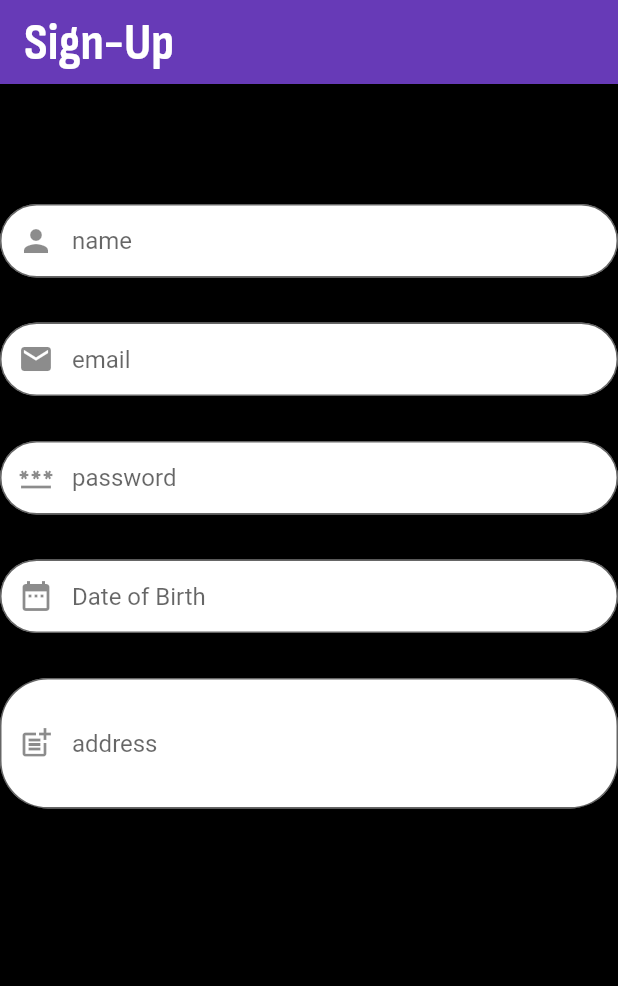
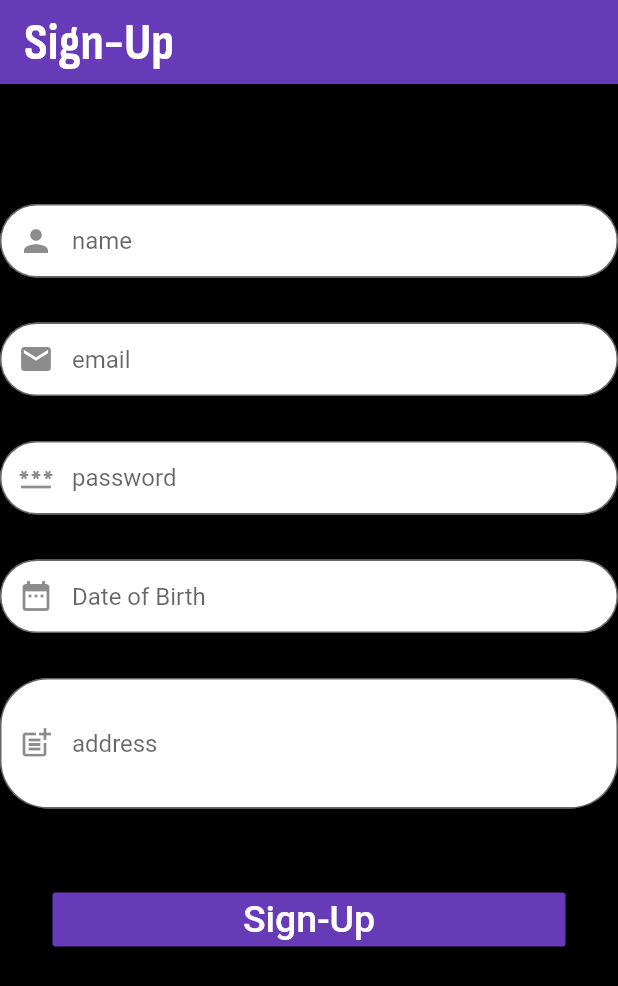
Before and after one commit to violethappyjoy/Flutter_CS_nirma_Proj, a Flutter app: the screen it shows after launch, after a tap on "Signup", on a phone screen of 412 x 824 dp. Shown: the top 986 px of the screen. Run offline on Flutter 3.47's test engine with Material 2 defaults, Android fonts, the phone set to English and light mode, and no system bars; our stand-ins replace fluttertoast, page_transition; accounts and stored records are empty.

Commit message:
4.4 commit!

```diff
--- /dev/null
+++ b/lib/API_Conn/API_Conn.dart
@@ -0,0 +1,5 @@
+class API{
+  static const hostConnect = "http://192.168.1.113";
+  static const signUp = "$hostConnect/signup.php";
+  static const validateEmail = "$hostConnect/validate_email.php";
+}
--- a/lib/screens/screen_signup.dart
+++ b/lib/screens/screen_signup.dart
@@ -2,8 +2,7 @@ import 'dart:convert';
 import 'package:flutter/material.dart';
 import 'package:http/http.dart' as http;
 import 'package:fluttertoast/fluttertoast.dart';
-import 'dart:async';
-
+import 'package:proj1/API_Conn/API_Conn.dart';
 import 'package:proj1/content/text_content.dart';
 
 class SignupPage extends StatefulWidget {
@@ -20,6 +19,35 @@ class _SignupState extends State<SignupPage> {
   TextEditingController password = TextEditingController();
   TextEditingController dateCtl = TextEditingController();
   TextEditingController address = TextEditingController();
+
+  validateEmail() async
+  {
+    try
+    {
+      var res = await http.post(
+        Uri.parse(API.validateEmail),
+        body: {
+          'email': email.text.trim(),
+      },
+      );
+
+      //HTTP OK 200 success code test
+      //connection with server -> success
+      if(res.statusCode == 200)
+        {
+          var resbody = jsonDecode(res.body);
+          if(resbody['exist']){
+            Fluttertoast.showToast(msg: "Email already in use");
+          }else{
+            Fluttertoast.showToast(msg: "Hello");
+          }
+        }
+    }
+    catch(e)
+    {
+
+    }
+  }
 
   @override
   Widget build(BuildContext context) {
@@ -115,7 +143,8 @@ class _SignupState extends State<SignupPage> {
                           lastDate: DateTime(2006));
 
                       if(date != null) {
-                        dateCtl.text = date.toIso8601String();
+                        //interpolation method to merge strings
+                        dateCtl.text = "${date.day}/${date.month}/${date.year}";
                       }
                   },
                   ),
@@ -138,6 +167,31 @@ class _SignupState extends State<SignupPage> {
                         border: OutlineInputBorder(
                             borderRadius: BorderRadius.circular(32.0))),
                   ),
+                  const SizedBox(
+                    height: 50,
+                  ),
+                  Padding(
+                    padding: const EdgeInsets.symmetric(horizontal: 35),
+                    child: MaterialButton(
+                      minWidth: double.infinity,
+                      onPressed:(){
+                        if(formkey.currentState!.validate())
+                        {
+                          //to check if fields are empty or not
+                          validateEmail();
+                        }
+                        debugPrint("Sign_Up Pressed");
+                      },
+                      color: Colors.deepPurple,
+                      child: const Text(
+                        'Sign-Up',
+                        style: TextStyle(
+                          fontSize: 25,
+                          color: Colors.white
+                        ),
+                      ),
+                    ),
+                  )
                 ],
               ),
             )
```
